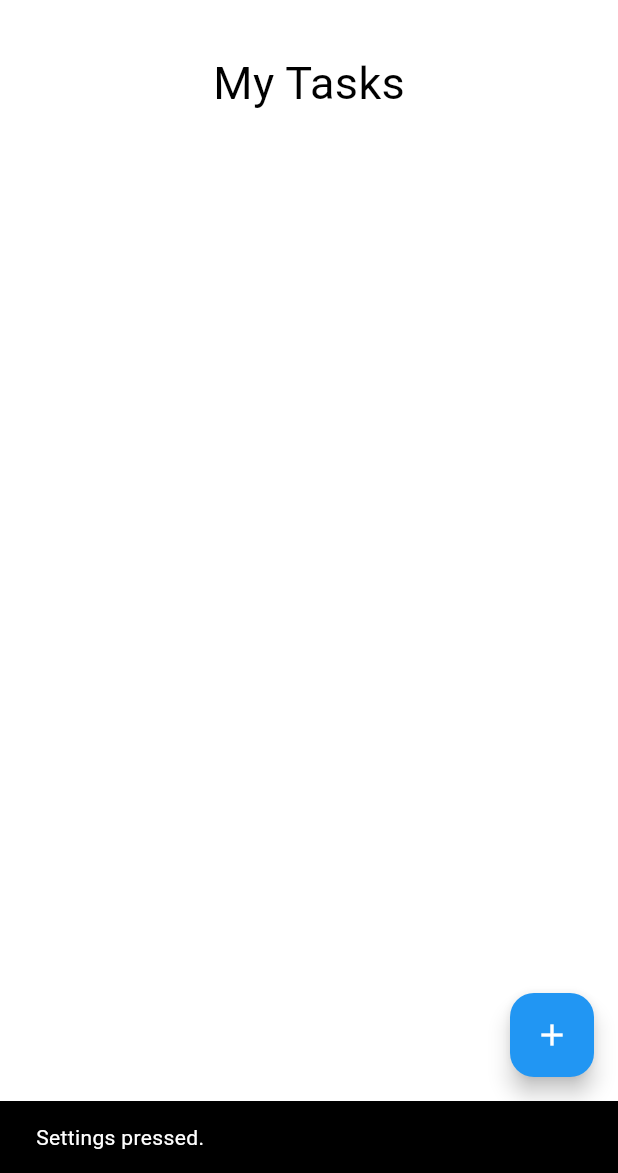
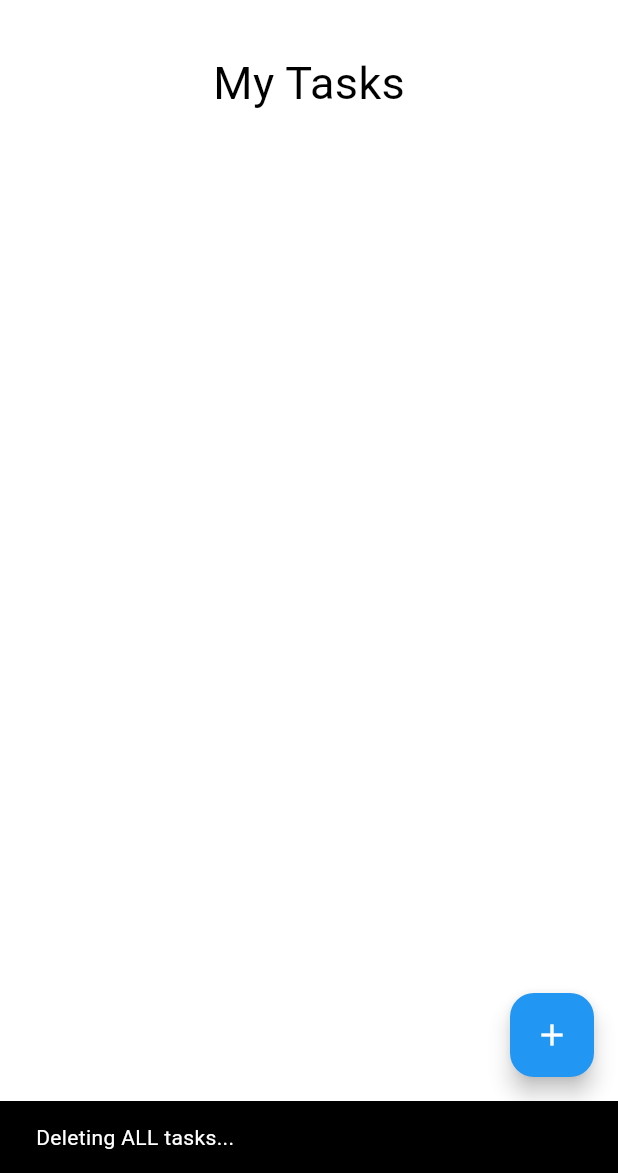
Before and after one commit to Hedevgare/uptodo, a Flutter app: the screen it shows after launch, after a tap on the "settings" icon, on a phone screen of 412 x 824 dp, the part 63-1236 px from its top. Run offline on Flutter 3.47's test engine with Material 3 defaults, Android fonts, the phone set to English and light mode, and no system bars; our stand-ins replace sqflite; accounts and stored records are empty.

```diff
--- a/lib/services/database.dart
+++ b/lib/services/database.dart
@@ -30,7 +30,6 @@ class DatabaseService {
 
   Future<void> insertTask(Task task) async {
     final db = await database;
-    log(task.toString());
     await db.insert('tasks', task.toMap());
   }
 
@@ -39,11 +38,16 @@ class DatabaseService {
 
     final List<Map<String, Object?>> tasksMap = await db.query('tasks');
 
-    log(tasksMap.toString());
-
     return [
       for (final {'id': id as int, 'title': title as String} in tasksMap)
         Task(id: id, title: title)
     ];
   }
+
+  // For development purposes
+  Future<void> deleteAllTasks() async {
+    final db = await database;
+
+    await db.execute('DELETE FROM tasks');
+  }
 }
--- a/lib/views/home.dart
+++ b/lib/views/home.dart
@@ -19,8 +19,6 @@ class _MyHomePageState extends State<MyHomePage> {
   final DatabaseService database = DatabaseService();
 
   Future<List<Task>> getTasks() async {
-    // tasks = await database.allTasks();
-    // log(tasks.toString());
     return await database.allTasks();
   }
 
@@ -40,6 +38,14 @@ class _MyHomePageState extends State<MyHomePage> {
         });
   }
 
+  void purgeDatabase() {
+    database.deleteAllTasks().then((r) => {
+      setState(() {
+        tasks = getTasks();
+      })
+    });
+  }
+
   @override
   Widget build(BuildContext context) {
     return Scaffold(
@@ -50,7 +56,8 @@ class _MyHomePageState extends State<MyHomePage> {
           IconButton(
               onPressed: () {
                 ScaffoldMessenger.of(context).showSnackBar(
-                    const SnackBar(content: Text("Settings pressed.")));
+                    const SnackBar(content: Text("Deleting ALL tasks...")));
+                purgeDatabase();
               },
               icon: const Icon(Icons.settings))
         ],
```
Also changed, not shown: lib/ui/task_item_list.dart (+19 -6 lines).
